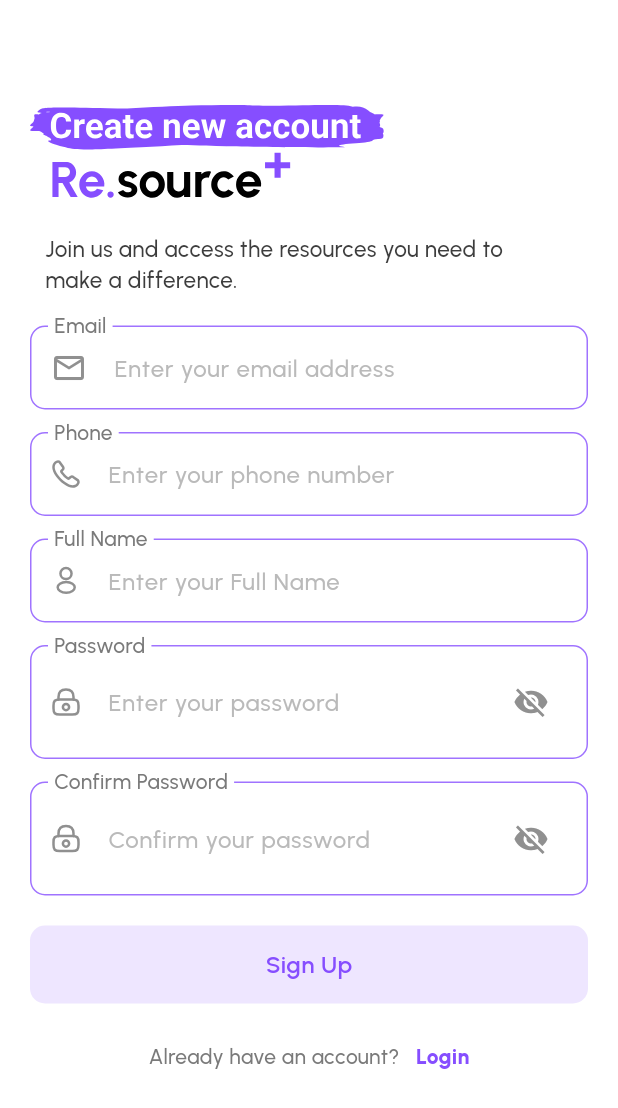
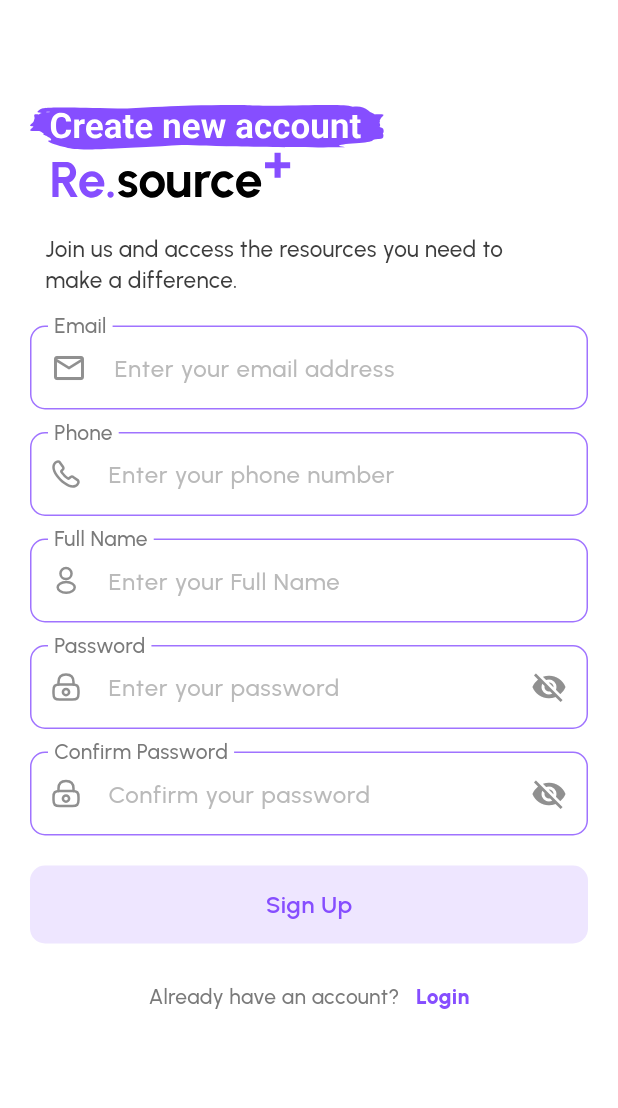
Before and after one commit to Swathi-krishna123/resourse, a Flutter app: the screen it shows after launch, after a tap on "SIGN IN", after a tap on "Log In", after a tap on "Sign Up", on a phone screen of 412 x 824 dp. Shown: the top 1108 px of the screen. Run offline on Flutter 3.47's test engine with Material 3 defaults, Android fonts, the phone set to English and light mode, and no system bars; our stand-ins replace dio, flutter_svg, get, google_fonts, shared_preferences; network calls fail.

Commit message:
change field  height

```diff
--- a/lib/view/login.dart
+++ b/lib/view/login.dart
@@ -98,11 +98,11 @@ class Login extends StatelessWidget {
                     ),
                     suffixIcon: Padding(
                         padding: const EdgeInsets.all(14),
-                        child: IconButton(
-                            onPressed: () {
+                        child: GestureDetector(
+                            onTap: () {
                               toggleVisible();
                             },
-                            icon: !ispasswordvisible.value
+                            child: !ispasswordvisible.value
                                 ? Icon(
                                     Icons.visibility_off,
                                     color: Appcolors.hintColor,
@@ -142,8 +142,7 @@ class Login extends StatelessWidget {
                                 await authcontroller.login(
                                     emailController.text.trim(),
                                     passwordController.text.trim());
-                                log("your email is ${emailController.text}");
-                                log("your password is ${passwordController.text}");
+
                                 // Get.offNamed('/OtpScreen', arguments: {"email": emailController.text.trim()});
                               } catch (e) {
                                 log("Login Error: $e");
--- a/lib/view/signUp.dart
+++ b/lib/view/signUp.dart
@@ -168,11 +168,11 @@ class Signup extends StatelessWidget {
                     ),
                     suffixIcon: Padding(
                         padding: const EdgeInsets.all(14),
-                        child: IconButton(
-                            onPressed: () {
+                        child: GestureDetector(
+                            onTap: () {
                               toggleVisible();
                             },
-                            icon: !ispasswordvisible.value
+                            child: !ispasswordvisible.value
                                 ? Icon(
                                     Icons.visibility_off,
                                     color: Appcolors.hintColor,
@@ -208,11 +208,11 @@ class Signup extends StatelessWidget {
                     ),
                     suffixIcon: Padding(
                         padding: const EdgeInsets.all(14),
-                        child: IconButton(
-                            onPressed: () {
+                        child: GestureDetector(
+                            onTap: () {
                               toggleConfirmVisible();
                             },
-                            icon: !isConfirmpasswordvisible.value
+                            child: !isConfirmpasswordvisible.value
                                 ? Icon(
                                     Icons.visibility_off,
                                     color: Appcolors.hintColor,
```
